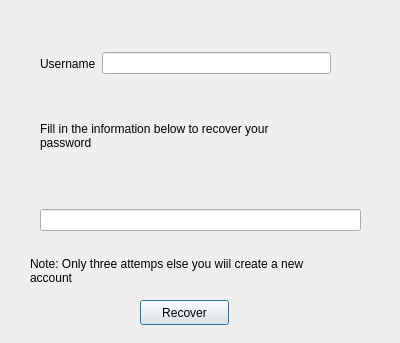
First picture: the form in password_recovery.ui, repository kevinlucas23/getFit, before the edit.
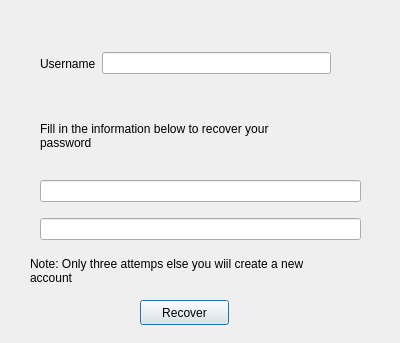
Second picture: the form after the edit.

Patch:
```diff
--- a/password_recovery.ui
+++ b/password_recovery.ui
@@ -60,14 +60,14 @@
      <x>40</x>
      <y>170</y>
      <width>321</width>
-     <height>61</height>
+     <height>81</height>
     </rect>
    </property>
    <layout class="QVBoxLayout" name="verticalLayout">
     <item>
-     <widget class="QLabel" name="question_l">
-      <property name="text">
-       <string>&lt;question&gt;</string>
+     <widget class="QLineEdit" name="question_l">
+      <property name="readOnly">
+       <bool>true</bool>
       </property>
      </widget>
     </item>
```
Left out of the diff: 6 changed lines with no effect on the pictures.
